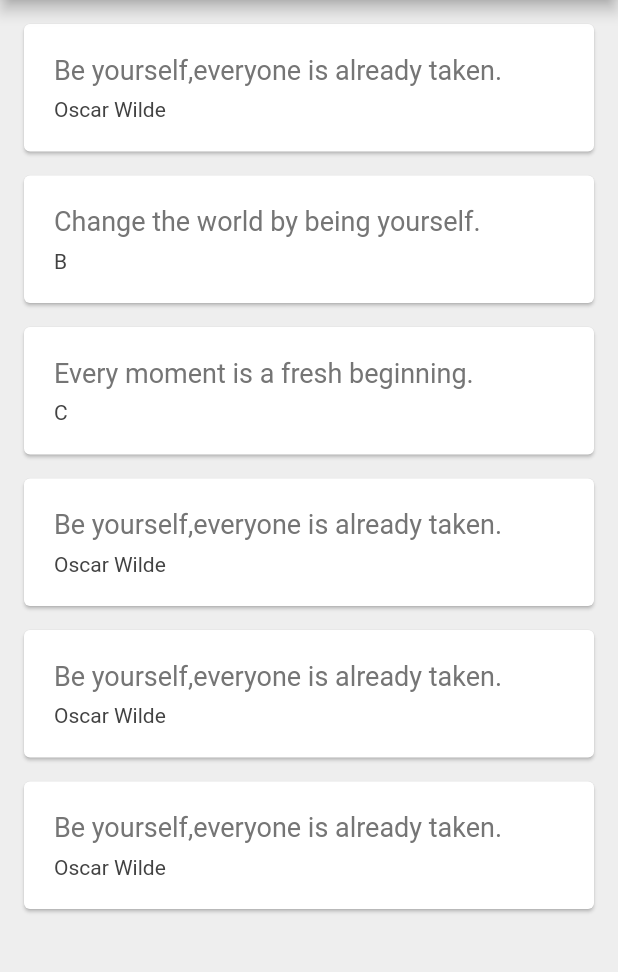
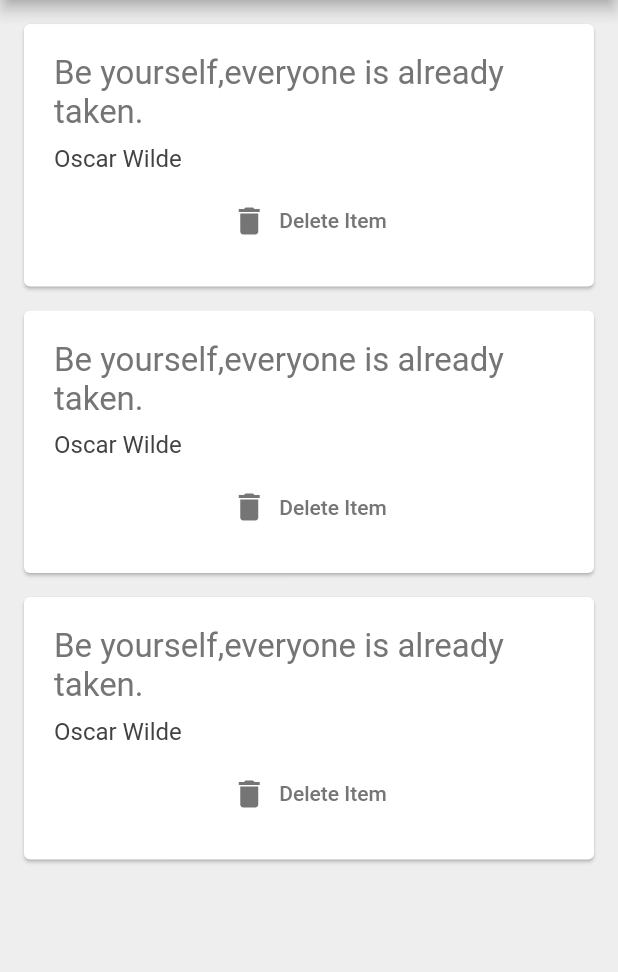
Before and after one commit to marufkhan09/quotes, a Flutter app: the screen it shows after launch, on a phone screen of 412 x 824 dp, the part 84-1056 px from its top. Run offline on Flutter 3.47's test engine with Material 2 defaults, Android fonts, the phone set to English and light mode, and no system bars.

Commit message:
delete function implemented

```diff
--- a/lib/main.dart
+++ b/lib/main.dart
@@ -19,13 +19,8 @@ class _QuoteListState extends State<QuoteList> {
 
   List<Quote> quotes = [
     Quote(text:'Be yourself,everyone is already taken.',author:'Oscar Wilde'),
-    Quote(text:'Change the world by being yourself.',author:'B'),
-    Quote(text:'Every moment is a fresh beginning.',author:'C'),
     Quote(text:'Be yourself,everyone is already taken.',author:'Oscar Wilde'),
     Quote(text:'Be yourself,everyone is already taken.',author:'Oscar Wilde'),
-    Quote(text:'Be yourself,everyone is already taken.',author:'Oscar Wilde'),
-
-
   ];
 
   @override
@@ -39,7 +34,13 @@ class _QuoteListState extends State<QuoteList> {
       ),
       body: Column(
         crossAxisAlignment: CrossAxisAlignment.start,
-        children: quotes.map((quote) => QuoteCard(quote: quote)).toList(),
+        children: quotes.map((quote) => QuoteCard(
+            quote: quote,
+            delete: (){
+            setState(() =>quotes.remove(quote));
+            }
+        )).toList(),
+
       )
     );
 
--- a/lib/quote_card.dart
+++ b/lib/quote_card.dart
@@ -5,8 +5,10 @@ import 'quote.dart';
 
 class QuoteCard extends StatelessWidget {
   final Quote quote;
+  final Function delete;
 
-  QuoteCard({required this.quote});
+  QuoteCard({required this.quote, required this.delete});
+
 
 
 
@@ -23,7 +25,7 @@ class QuoteCard extends StatelessWidget {
             Text(
               quote.text,
               style: TextStyle(
-                fontSize: 18,
+                fontSize: 22,
                 color: Colors.grey[600],
               ),
 
@@ -32,9 +34,25 @@ class QuoteCard extends StatelessWidget {
             Text(
               quote.author,
               style: TextStyle(
-                fontSize: 14,
+                fontSize: 16,
                 color: Colors.grey[800],
               ),
+            ),
+            SizedBox(height: 8,),
+
+            TextButton.icon(
+                onPressed:() => delete(),
+                icon: Icon(
+                    Icons.delete,
+                    color: Colors.grey[600],
+                ),
+                label: Text(
+                    'Delete Item',
+                     style: TextStyle(
+                       color: Colors.grey[600],
+                       fontSize: 14,
+                     ),
+                ),
             ),
 
           ],
```
